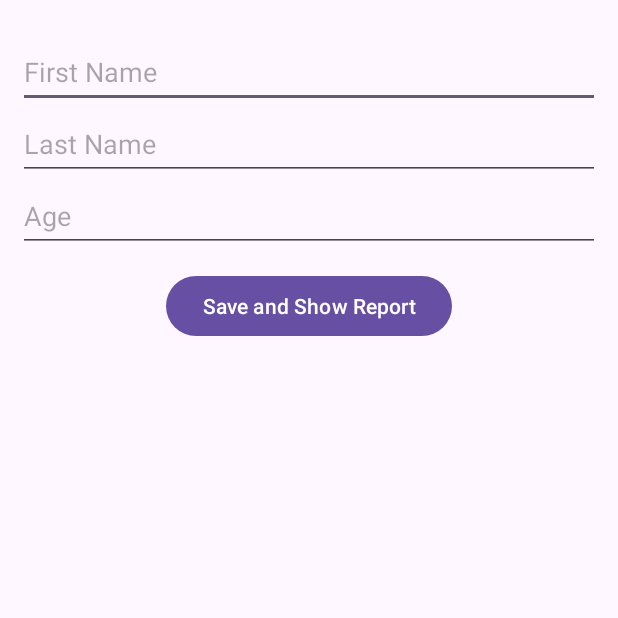
After one commit to zein3/ppk-intent, an Android app: the FirstActivity screen opened directly, with no data from a screen before it, on a phone screen of 412 x 824 dp, the top half of it. The commit adds this screen. Run offline under Robolectric (Android 15) with nearby library versions, the phone set to English and light mode, and no system bars.

Commit message:
ditambah 2 activity baru, penugasan selesai

```diff
--- /dev/null
+++ b/app/src/main/java/com/polstat/ppk_intent/FirstActivity.kt
@@ -0,0 +1,32 @@
+package com.polstat.ppk_intent
+
+import android.content.Intent
+import androidx.appcompat.app.AppCompatActivity
+import android.os.Bundle
+import android.view.View
+import android.widget.Button
+import android.widget.EditText
+
+class FirstActivity : AppCompatActivity() {
+
+    private lateinit var firstName: EditText
+    private lateinit var lastName: EditText
+    private lateinit var age: EditText
+
+    override fun onCreate(savedInstanceState: Bundle?) {
+        super.onCreate(savedInstanceState)
+        setContentView(R.layout.activity_first)
+
+        firstName = findViewById(R.id.firstName)
+        lastName = findViewById(R.id.lastName)
+        age = findViewById(R.id.age)
+    }
+
+    fun onSubmitClicked(view: View) {
+        val switchIntent = Intent(this, SecondActivity::class.java)
+        switchIntent.putExtra("firstName", firstName.text.toString())
+        switchIntent.putExtra("lastName", lastName.text.toString())
+        switchIntent.putExtra("age", age.text.toString())
+        startActivity(switchIntent)
+    }
+}
--- a/app/src/main/java/com/polstat/ppk_intent/MainActivity.kt
+++ b/app/src/main/java/com/polstat/ppk_intent/MainActivity.kt
@@ -49,6 +49,7 @@ class MainActivity : AppCompatActivity() {
     }
 
     fun btn5Click(view: View) {
-
+        val switchActivityIntent = Intent(this, FirstActivity::class.java)
+        startActivity(switchActivityIntent)
     }
 }
--- /dev/null
+++ b/app/src/main/res/layout/activity_first.xml
@@ -0,0 +1,55 @@
+<?xml version="1.0" encoding="utf-8"?>
+<androidx.constraintlayout.widget.ConstraintLayout xmlns:android="http://schemas.android.com/apk/res/android"
+    xmlns:app="http://schemas.android.com/apk/res-auto"
+    xmlns:tools="http://schemas.android.com/tools"
+    android:layout_width="match_parent"
+    android:layout_height="match_parent"
+    tools:context=".FirstActivity">
+
+    <LinearLayout
+        android:layout_width="match_parent"
+        android:layout_height="match_parent"
+        android:paddingVertical="24dp"
+        android:paddingHorizontal="12dp"
+        android:orientation="vertical">
+
+        <EditText
+            android:id="@+id/firstName"
+            android:layout_width="match_parent"
+            android:layout_height="wrap_content"
+            android:minHeight="48dp"
+            android:ems="10"
+            android:hint="@string/first_name"
+            android:inputType="text"
+            android:autofillHints="" />
+
+        <EditText
+            android:id="@+id/lastName"
+            android:layout_width="match_parent"
+            android:layout_height="wrap_content"
+            android:minHeight="48dp"
+            android:ems="10"
+            android:hint="@string/last_name"
+            android:inputType="text"
+            android:autofillHints="" />
+
+        <EditText
+            android:id="@+id/age"
+            android:layout_width="match_parent"
+            android:layout_height="wrap_content"
+            android:minHeight="48dp"
+            android:ems="10"
+            android:hint="@string/age"
+            android:inputType="number"
+            android:autofillHints="" />
+
+        <Button
+            android:id="@+id/submitButton"
+            android:layout_width="wrap_content"
+            android:layout_height="wrap_content"
+            android:layout_gravity="center"
+            android:layout_marginTop="12dp"
+            android:onClick="onSubmitClicked"
+            android:text="@string/save_and_show_report" />
+    </LinearLayout>
+</androidx.constraintlayout.widget.ConstraintLayout>
--- a/app/src/main/res/values/strings.xml
+++ b/app/src/main/res/values/strings.xml
@@ -1,3 +1,10 @@
 <resources>
     <string name="app_name">PPK_Intent</string>
+    <string name="save_and_show_report">Save and Show Report</string>
+    <string name="age">Age</string>
+    <string name="last_name">Last Name</string>
+    <string name="first_name">First Name</string>
+    <string name="answer_first_name">Name: %1$s</string>
+    <string name="answer_last_name">Surname: %1$s</string>
+    <string name="answer_age">Age: %1$s</string>
 </resources>
```
Also changed, not shown: app/src/main/AndroidManifest.xml (+6 -2 lines), app/src/main/java/com/polstat/ppk_intent/SecondActivity.kt (added, +25 -0 lines), app/src/main/res/layout/activity_second.xml (added, +34 -0 lines).
